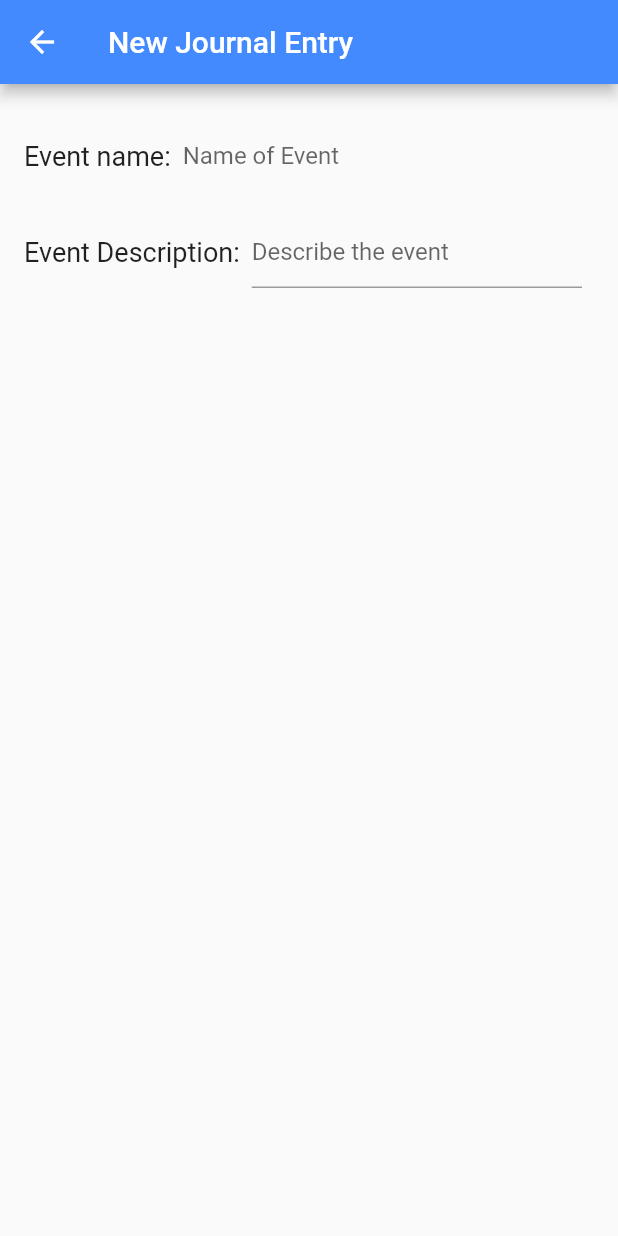
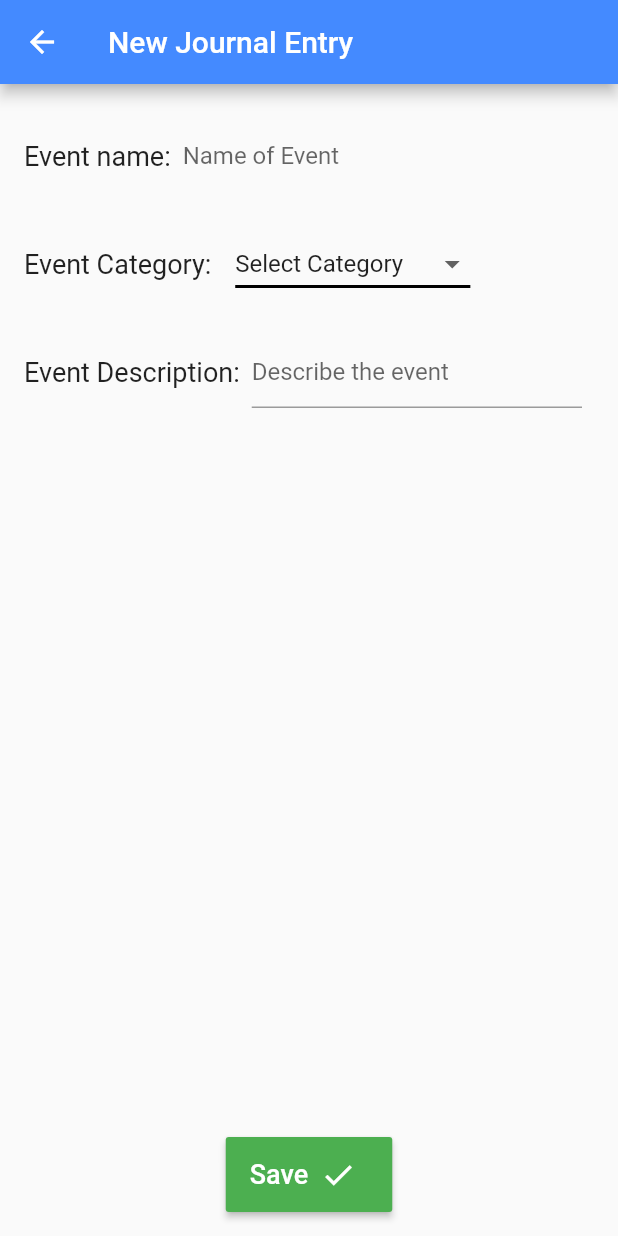
Before and after one commit to SatadruSanyal/quaranTeam, a Flutter app: the JournalEntry screen opened directly, on a phone screen of 412 x 824 dp. Run offline on Flutter 3.47's test engine with Material 2 defaults, Android fonts, the phone set to English and light mode, and no system bars.

Commit message:
Added Textfields and save button on new journal entry - save currently does nothing

```diff
--- a/lib/newJournalEntry.dart
+++ b/lib/newJournalEntry.dart
@@ -6,7 +6,7 @@ final TextStyle headerFont = TextStyle(fontSize: 24, fontWeight: FontWeight.bold
 Widget entry;
 
 class JournalEntry extends StatelessWidget {
-  String category = 'Select category';
+  String category = 'Select Category';
   @override
   Widget build(BuildContext context) {
     return Scaffold(
@@ -35,6 +35,33 @@ class JournalEntry extends StatelessWidget {
         ),
             Row(
               children: <Widget>[
+                Text('Event Category:', style: standardFont,),
+                Padding(
+                  padding: const EdgeInsets.all(16.0),
+                  child: DropdownButton<String>(
+                    value: category,
+                    icon: Icon(Icons.arrow_drop_down),
+                    elevation: 16,
+                    underline: Container(
+                      height: 2,
+                      color: Colors.black
+                    ),
+                    onChanged: (String newValue) {
+                      category = newValue;
+                    },
+                    items: <String>['Select Category','Sport', 'Technology', 'Entertainment', 'Arts', 'Health and Fitness']
+                    .map<DropdownMenuItem<String>>((String value) {
+                      return DropdownMenuItem<String>(
+                        value: value,
+                        child: Text(value)
+                      );
+                    }).toList(),
+                  ),
+                )
+              ],
+            ),
+            Row(
+              children: <Widget>[
                 Text('Event Description:', style: standardFont),
                 Expanded(
                 child: Padding(
@@ -49,6 +76,30 @@ class JournalEntry extends StatelessWidget {
                 )
 
               ],
+            ),
+            Expanded(
+              child: Align(
+                alignment: Alignment.bottomCenter,
+                child: SizedBox(
+                  width: 111,
+                  height: 50,
+                  child: RaisedButton(
+                    onPressed: saveEvent,
+                    color: Colors.green,
+                    textColor: Colors.white,
+
+                    child: Row(
+                      children: <Widget>[
+                        Text('Save', style: standardFont),
+                        Padding(
+                          padding: const EdgeInsets.all(8.0),
+                          child: Icon(Icons.check, color: Colors.white,),
+                        )
+                      ],
+                    )
+                  ),
+                ),
+              ),
             )
           ],
         ),
@@ -56,4 +107,7 @@ class JournalEntry extends StatelessWidget {
     );
   }
 
+  void saveEvent() {
+    //TODO: Add event saving functionality
+  }
 }
```
